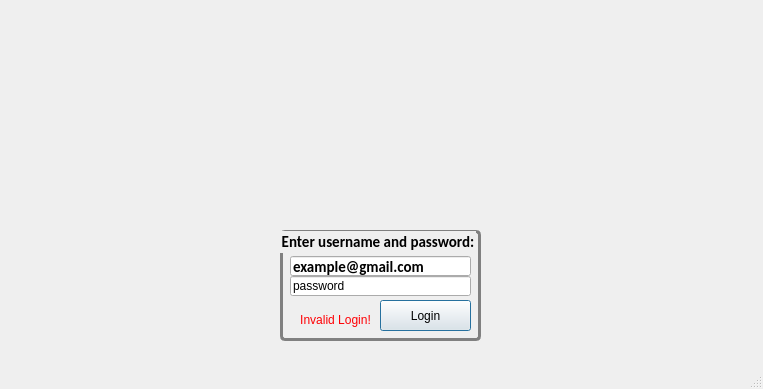
Old version of the form QtCafeWorkforceManager/AuthWindow.ui in the repository wreathe-unreal/CSIT314-Project.
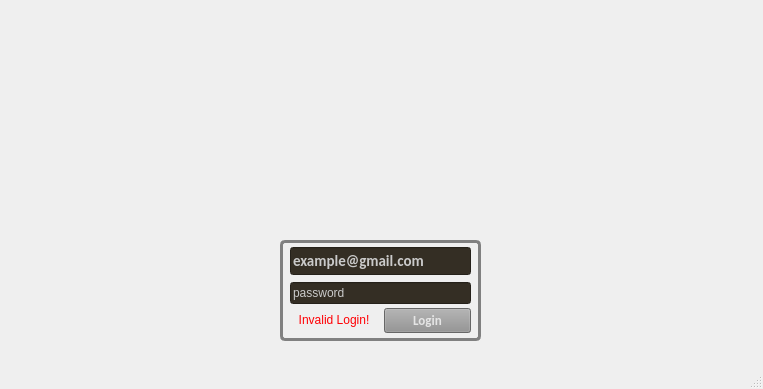
New version of the form. Icons and pictures are not drawn.

```diff
--- a/QtCafeWorkforceManager/AuthWindow.ui
+++ b/QtCafeWorkforceManager/AuthWindow.ui
@@ -24,9 +24,9 @@
     <property name="geometry">
      <rect>
       <x>280</x>
-      <y>230</y>
+      <y>240</y>
       <width>201</width>
-      <height>111</height>
+      <height>101</height>
      </rect>
     </property>
     <property name="sizePolicy">
@@ -43,7 +43,7 @@
     </property>
     <property name="font">
      <font>
-      <family>Calibri</family>
+      <family>Lucida Console</family>
       <pointsize>11</pointsize>
       <italic>false</italic>
       <bold>true</bold>
@@ -58,7 +58,7 @@
  } </string>
     </property>
     <property name="title">
-     <string>Enter username and password:</string>
+     <string/>
     </property>
     <property name="flat">
      <bool>false</bool>
@@ -66,15 +66,21 @@
     <property name="checkable">
      <bool>false</bool>
     </property>
+    <widget class="QWidget" name="">
+     <property name="geometry">
+      <rect>
+       <x>10</x>
+       <y>0</y>
+       <width>181</width>
+       <height>71</height>
+      </rect>
+     </property>
+     <layout class="QVBoxLayout" name="verticalLayout">
+      <property name="spacing">
+       <number>0</number>
+      </property>
+      <item>
     <widget class="QLineEdit" name="QLE_Username">
-     <property name="geometry">
-      <rect>
-       <x>10</x>
-       <y>26</y>
-       <width>181</width>
-       <height>20</height>
-      </rect>
-     </property>
      <property name="font">
       <font>
        <family>Calibri</family>
@@ -84,60 +90,89 @@
        <kerning>true</kerning>
       </font>
      </property>
+        <property name="styleSheet">
+         <string notr="true">background-color: rgb(52, 46, 36);
+color: rgb(202, 202, 202);
+border-color: rgb(128, 128, 128);
+gridline-color: rgb(128, 128, 128);</string>
+        </property>
      <property name="text">
       <string>example@gmail.com</string>
      </property>
-    </widget>
+        <property name="frame">
+         <bool>true</bool>
+        </property>
+       </widget>
+      </item>
+      <item>
     <widget class="QLineEdit" name="QLE_Password">
-     <property name="geometry">
-      <rect>
-       <x>10</x>
-       <y>46</y>
-       <width>181</width>
-       <height>20</height>
-      </rect>
+        <property name="styleSheet">
+         <string notr="true">background-color: rgb(52, 46, 36);
+color: rgb(202, 202, 202);
+border-color: rgb(128, 128, 128);
+gridline-color: rgb(128, 128, 128);</string>
      </property>
      <property name="text">
       <string>password</string>
      </property>
-    </widget>
-    <widget class="QPushButton" name="LoginButton">
+        <property name="frame">
+         <bool>true</bool>
+        </property>
+       </widget>
+      </item>
+     </layout>
+    </widget>
+    <widget class="QWidget" name="">
      <property name="geometry">
       <rect>
-       <x>100</x>
-       <y>70</y>
-       <width>91</width>
-       <height>31</height>
+       <x>10</x>
+       <y>60</y>
+       <width>181</width>
+       <height>41</height>
       </rect>
      </property>
-     <property name="text">
-      <string>Login</string>
-     </property>
-     <property name="autoDefault">
-      <bool>true</bool>
-     </property>
-     <property name="default">
-      <bool>true</bool>
-     </property>
-    </widget>
+     <layout class="QHBoxLayout" name="horizontalLayout">
+      <item>
     <widget class="QLabel" name="InvalidLoginLabel">
      <property name="enabled">
       <bool>true</bool>
      </property>
-     <property name="geometry">
-      <rect>
-       <x>10</x>
-       <y>80</y>
-       <width>91</width>
-       <height>21</height>
-      </rect>
-     </property>
      <property name="text">
       <string>&lt;html&gt;&lt;head/&gt;&lt;body&gt;&lt;p&gt;&lt;span style=&quot; color:#ff0004;&quot;&gt;Invalid Login!&lt;/span&gt;&lt;/p&gt;&lt;/body&gt;&lt;/html&gt;</string>
      </property>
      <property name="alignment">
       <set>Qt::AlignCenter</set>
      </property>
+       </widget>
+      </item>
+      <item>
+       <widget class="QPushButton" name="LoginButton">
+        <property name="font">
+         <font>
+          <family>Calibri</family>
+          <pointsize>10</pointsize>
+          <bold>true</bold>
+         </font>
+        </property>
+        <property name="styleSheet">
+         <string notr="true">background-color: rgb(144, 144, 144);
+color:rgb(229, 229, 229);</string>
+        </property>
+        <property name="text">
+         <string>Login</string>
+        </property>
+        <property name="autoDefault">
+         <bool>false</bool>
+        </property>
+        <property name="default">
+         <bool>false</bool>
+        </property>
+        <property name="flat">
+         <bool>false</bool>
+        </property>
+       </widget>
+      </item>
+     </layout>
     </widget>
    </widget>
    <widget class="QLabel" name="label">
```
Left out of the diff: 3 changed lines with no effect on the pictures. Lines whose indentation alone changed are shown as unchanged.
